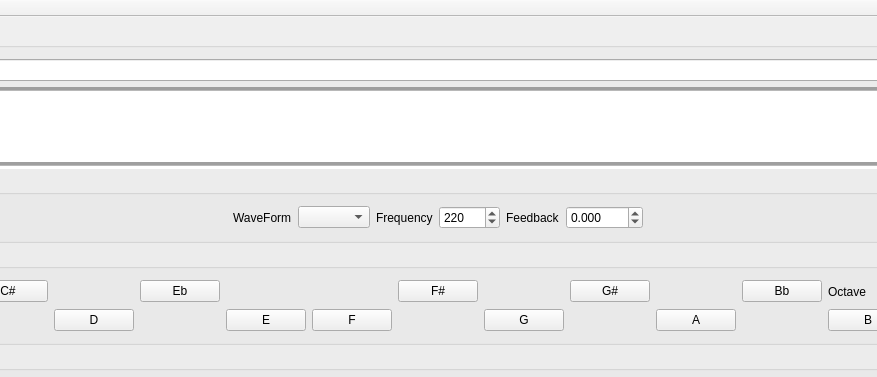
Old version of the form Synth1/mainwindow.ui in the repository djeemie2000/SynthPlayground; both pictures show x 157 to 1034 and y 0 to 377 of the 1316 by 575 pixel window.
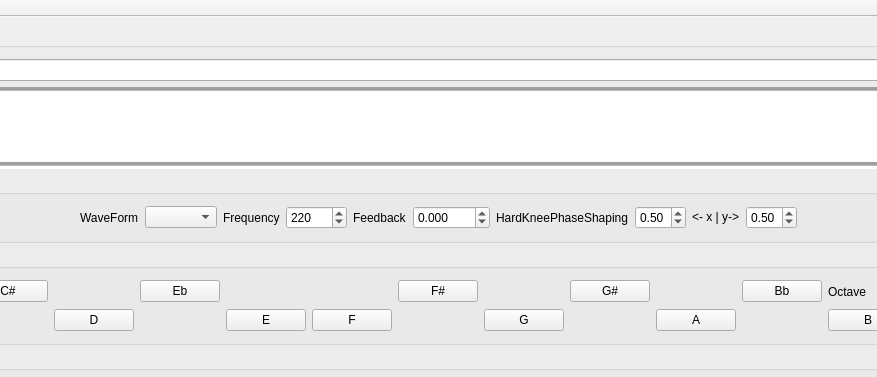
New version of the form.

Commit message: Added hard knee phase shaping

What changed in the file:
```diff
--- a/Synth1/mainwindow.ui
+++ b/Synth1/mainwindow.ui
@@ -6,7 +6,7 @@
    <rect>
     <x>0</x>
     <y>0</y>
-    <width>878</width>
+    <width>1227</width>
     <height>544</height>
    </rect>
   </property>
@@ -139,6 +139,46 @@
             </property>
            </widget>
           </item>
+          <item>
+           <widget class="QLabel" name="label_13">
+            <property name="text">
+             <string>HardKneePhaseShaping</string>
+            </property>
+           </widget>
+          </item>
+          <item>
+           <widget class="QDoubleSpinBox" name="doubleSpinBox_HardKneePhaseShapingX">
+            <property name="maximum">
+             <double>1.000000000000000</double>
+            </property>
+            <property name="singleStep">
+             <double>0.010000000000000</double>
+            </property>
+            <property name="value">
+             <double>0.500000000000000</double>
+            </property>
+           </widget>
+          </item>
+          <item>
+           <widget class="QLabel" name="label_14">
+            <property name="text">
+             <string>&lt;- x |  y-&gt;</string>
+            </property>
+           </widget>
+          </item>
+          <item>
+           <widget class="QDoubleSpinBox" name="doubleSpinBox_HardKneePhaseShapingY">
+            <property name="maximum">
+             <double>1.000000000000000</double>
+            </property>
+            <property name="singleStep">
+             <double>0.010000000000000</double>
+            </property>
+            <property name="value">
+             <double>0.500000000000000</double>
+            </property>
+           </widget>
+          </item>
           <item>
            <spacer name="horizontalSpacer_2">
             <property name="orientation">
```
Left out of the diff: 2 changed lines with no effect on the pictures. The commit also changes 8 other files.
